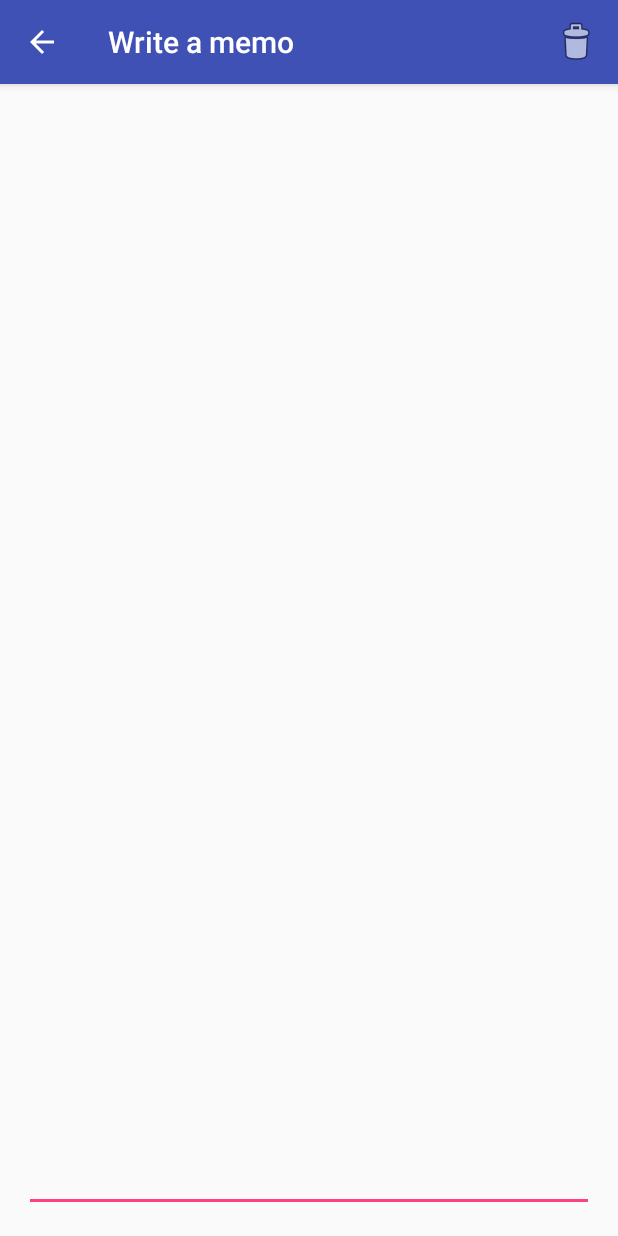
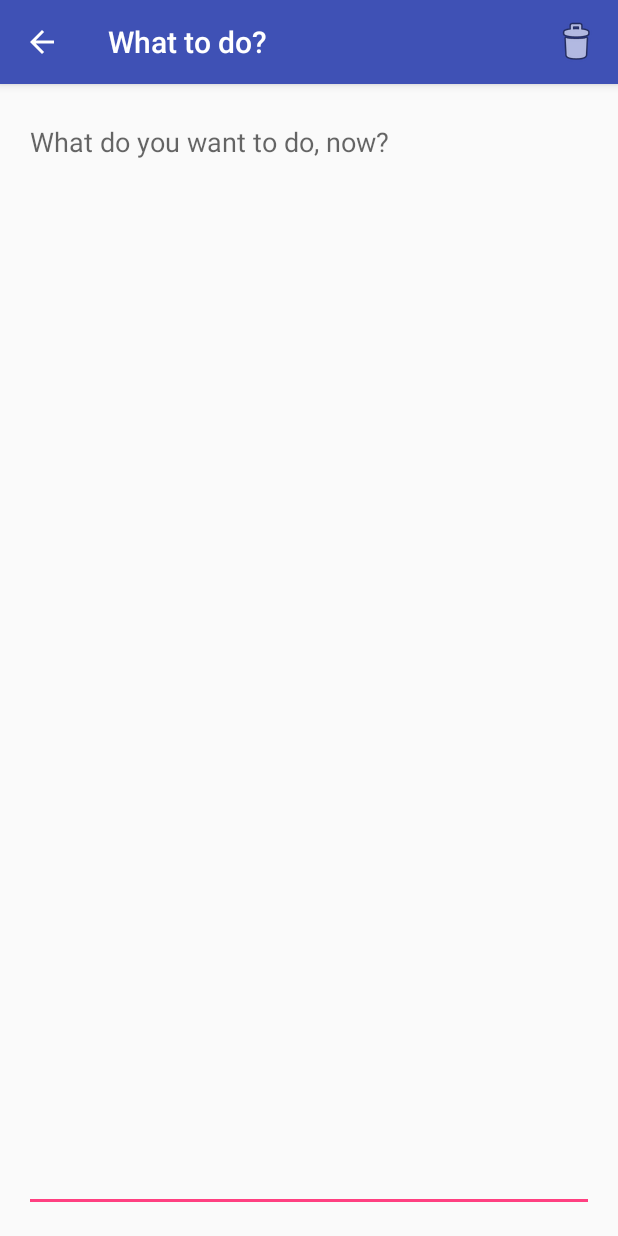
Before and after one commit to zyunx/DoIt, an Android app: the screen it shows after launch (PlanThingActivity), after a tap on an icon or button, on a phone screen of 412 x 824 dp. Run offline under Robolectric (Android 15) with nearby library versions, the phone set to English and light mode, and no system bars.

Commit message:
程序开启时，默认显示DOING列表TAB

```diff
--- a/app/src/main/AndroidManifest.xml
+++ b/app/src/main/AndroidManifest.xml
@@ -37,7 +37,7 @@
             </activity>
         <activity
             android:name=".PlanThingActivity"
-            android:label="Write a memo"
+            android:label="@string/title_activity_plan_thing"
             android:parentActivityName=".ThingDetailActivity"
             android:theme="@style/AppTheme.NoActionBar"></activity>
     </application>
--- a/app/src/main/java/net/zyunx/doit/MainActivity.java
+++ b/app/src/main/java/net/zyunx/doit/MainActivity.java
@@ -72,9 +72,11 @@ public class MainActivity extends AppCompatActivity
             }
         });
         mViewPager.setAdapter(mSectionsPagerAdapter);
+        mViewPager.setCurrentItem(SectionsPagerAdapter.DOING_POSITION, false);
 
         TabLayout tabLayout = (TabLayout) findViewById(R.id.tabs);
         tabLayout.setupWithViewPager(mViewPager);
+
 
         FloatingActionButton fab = (FloatingActionButton) findViewById(R.id.fab);
         fab.setOnClickListener(new View.OnClickListener() {
@@ -193,6 +195,10 @@ public class MainActivity extends AppCompatActivity
      * one of the sections/tabs/pages.
      */
     public class SectionsPagerAdapter extends FragmentPagerAdapter {
+        public static final int TODO_POSITION = 0;
+        public static final int DOING_POSITION = 1;
+        public static final int DONE_POSITION = 2;
+        public static final int TAB_COUNT = 3;
 
         public SectionsPagerAdapter(FragmentManager fm) {
             super(fm);
@@ -200,29 +206,40 @@ public class MainActivity extends AppCompatActivity
 
         @Override
         public Fragment getItem(int position) {
-            // getItem is called to instantiate the fragment for the given page.
-            // Return a PlaceholderFragment (defined as a static inner class below).
-            //return PlaceholderFragment.newInstance(position + 1);
-            return ThingFragment.newInstance(DoItContract.Thing.STATUS_TODO + position);
+            ThingFragment fragment = null;
+            switch (position) {
+                case TODO_POSITION:
+                    fragment = ThingFragment.newInstance(DoItContract.Thing.STATUS_TODO);
+                    break;
+                case DOING_POSITION:
+                    fragment = ThingFragment.newInstance(DoItContract.Thing.STATUS_DOING);
+                    break;
+                case DONE_POSITION:
+                    fragment = ThingFragment.newInstance(DoItContract.Thing.STATUS_DONE);
+                    break;
+                default:
+                    fragment = null;
+            }
+            return fragment;
         }
 
         @Override
         public int getCount() {
-            // Show 3 total pages.
-            return 3;
+            return TAB_COUNT;
         }
 
         @Override
         public CharSequence getPageTitle(int position) {
             switch (position) {
-                case 0:
-                    return "To do";
-                case 1:
-                    return "Doing";
-                case 2:
-                    return "Done";
+                case TODO_POSITION:
+                    return getString(R.string.todo);
+                case DOING_POSITION:
+                    return getString(R.string.doing);
+                case DONE_POSITION:
+                    return getString(R.string.done);
+                default:
+                    return null;
             }
-            return null;
         }
     }
 }
--- a/app/src/main/res/layout/content_plan_thing.xml
+++ b/app/src/main/res/layout/content_plan_thing.xml
@@ -19,5 +19,6 @@
         android:inputType="textMultiLine"
         android:gravity="top"
         android:ems="10"
-        android:id="@+id/contentText" />
+        android:id="@+id/contentText"
+        android:hint="@string/hint_activity_plan_thing"/>
 </RelativeLayout>
--- a/app/src/main/res/values/strings.xml
+++ b/app/src/main/res/values/strings.xml
@@ -4,5 +4,10 @@
     <string name="title_activity_main">DOIT</string>
     <string name="action_settings">Settings</string>
     <string name="section_format">Hello World from section: %1$d</string>
-    <string name="title_activity_plan_thing">PLAN SOMETHING</string>
+    <string name="title_activity_plan_thing">What to do?</string>
+    <string name="hint_activity_plan_thing">What do you want to do, now?</string>
+    <string name="title_activity_edit_thing">Write a memo</string>
+    <string name="todo">TODO</string>
+    <string name="doing">DOING</string>
+    <string name="done">DONE</string>
 </resources>
```
